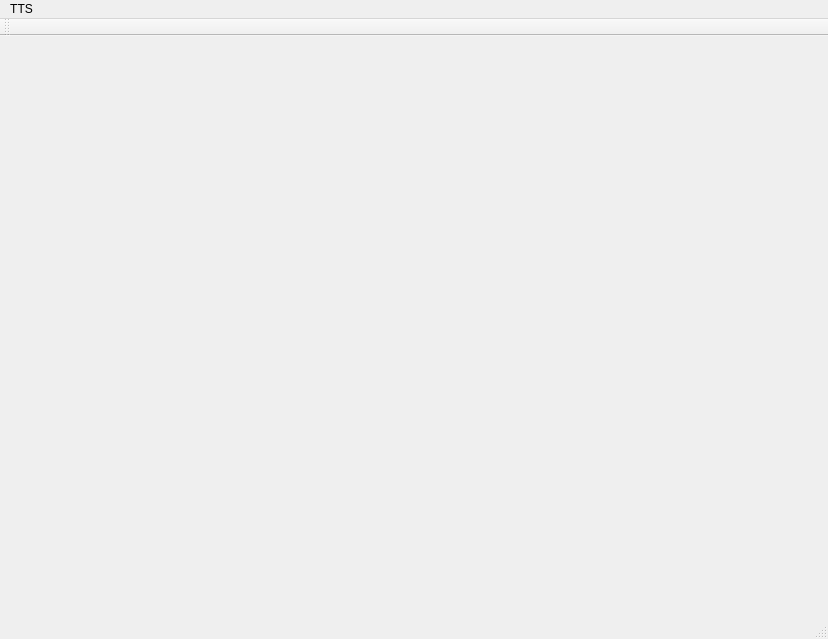
This is mainwindow.ui in bogdyname/Freechat-Windows as Qt 5 draws it before an edit. The edited form follows.
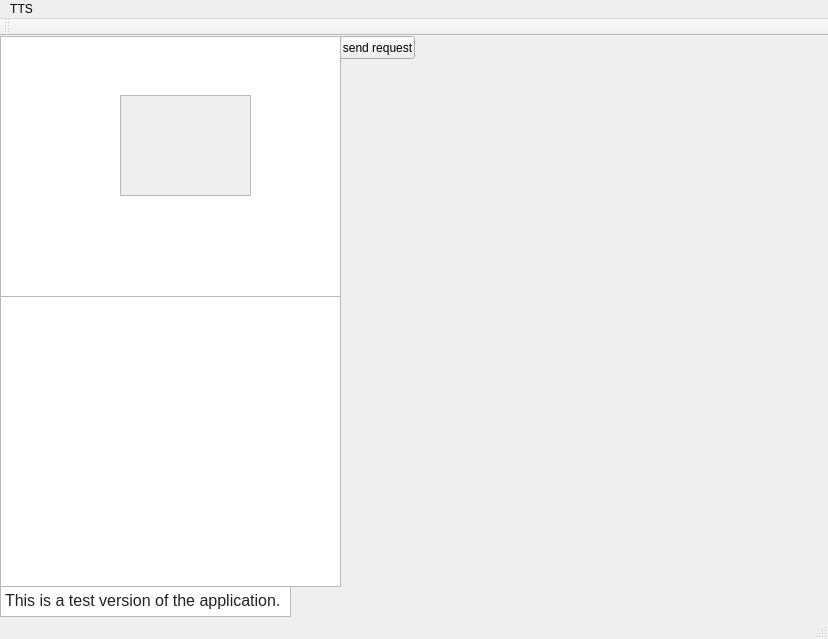
This is the edited form.

The edit to the form file:
```diff
--- a/mainwindow.ui
+++ b/mainwindow.ui
@@ -13,7 +13,81 @@
   <property name="windowTitle">
    <string>MainWindow</string>
   </property>
-  <widget class="QWidget" name="centralWidget"/>
+  <widget class="QWidget" name="centralWidget">
+   <widget class="QPushButton" name="SendRequest">
+    <property name="geometry">
+     <rect>
+      <x>340</x>
+      <y>0</y>
+      <width>75</width>
+      <height>23</height>
+     </rect>
+    </property>
+    <property name="text">
+     <string>send request</string>
+    </property>
+   </widget>
+   <widget class="QTextBrowser" name="TestTextForLowVersion">
+    <property name="geometry">
+     <rect>
+      <x>0</x>
+      <y>550</y>
+      <width>291</width>
+      <height>31</height>
+     </rect>
+    </property>
+    <property name="html">
+     <string>&lt;!DOCTYPE HTML PUBLIC &quot;-//W3C//DTD HTML 4.0//EN&quot; &quot;http://www.w3.org/TR/REC-html40/strict.dtd&quot;&gt;
+&lt;html&gt;&lt;head&gt;&lt;meta name=&quot;qrichtext&quot; content=&quot;1&quot; /&gt;&lt;style type=&quot;text/css&quot;&gt;
+p, li { white-space: pre-wrap; }
+&lt;/style&gt;&lt;/head&gt;&lt;body style=&quot; font-family:'MS Shell Dlg 2'; font-size:8.25pt; font-weight:400; font-style:normal;&quot;&gt;
+&lt;p style=&quot; margin-top:12px; margin-bottom:12px; margin-left:0px; margin-right:0px; -qt-block-indent:0; text-indent:0px;&quot;&gt;&lt;a name=&quot;tw-target-text&quot;&gt;&lt;/a&gt;&lt;span style=&quot; font-family:'inherit'; font-size:12pt; color:#222222;&quot;&gt;T&lt;/span&gt;&lt;span style=&quot; font-family:'inherit'; font-size:12pt; color:#222222;&quot;&gt;his is a test version of the application.&lt;/span&gt;&lt;/p&gt;&lt;/body&gt;&lt;/html&gt;</string>
+    </property>
+   </widget>
+   <widget class="QListView" name="FriendList">
+    <property name="geometry">
+     <rect>
+      <x>0</x>
+      <y>0</y>
+      <width>341</width>
+      <height>261</height>
+     </rect>
+    </property>
+   </widget>
+   <widget class="QGraphicsView" name="GraphicsViewWindow">
+    <property name="geometry">
+     <rect>
+      <x>0</x>
+      <y>260</y>
+      <width>341</width>
+      <height>291</height>
+     </rect>
+    </property>
+   </widget>
+   <widget class="QScrollArea" name="ScrollAreaFrienList">
+    <property name="geometry">
+     <rect>
+      <x>120</x>
+      <y>59</y>
+      <width>131</width>
+      <height>101</height>
+     </rect>
+    </property>
+    <property name="widgetResizable">
+     <bool>true</bool>
+    </property>
+    <widget class="QWidget" name="scrollAreaWidgetContents">
+     <property name="geometry">
+      <rect>
+       <x>0</x>
+       <y>0</y>
+       <width>129</width>
+       <height>99</height>
+      </rect>
+     </property>
+    </widget>
+   </widget>
+  </widget>
   <widget class="QMenuBar" name="menuBar">
    <property name="geometry">
     <rect>
```
